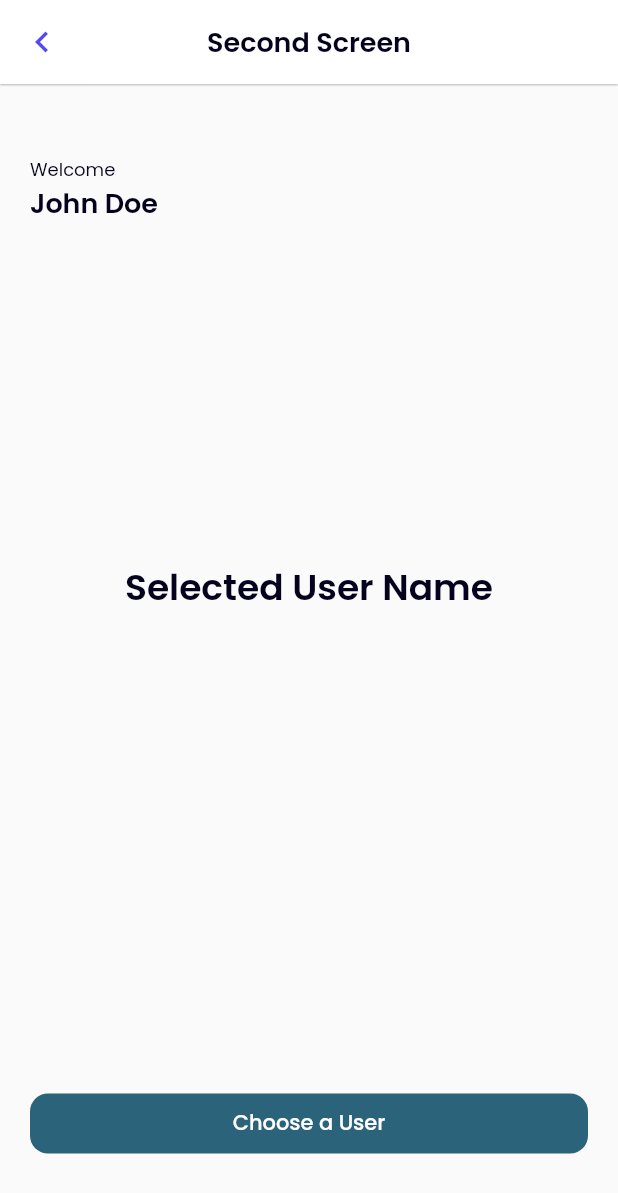
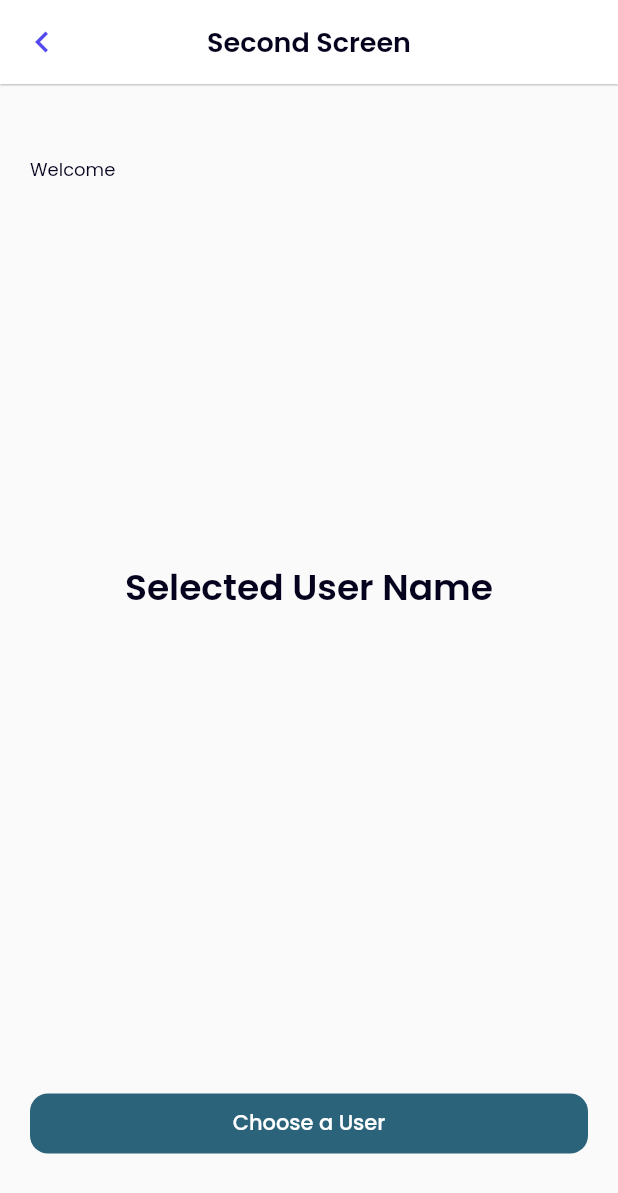
Before and after one commit to firoos18/suitmedia_test, a Flutter app: the screen it shows after launch, after a tap on "NEXT", on a phone screen of 412 x 824 dp. Shown: the top 1193 px of the screen. Run offline on Flutter 3.47's test engine with Material 2 defaults, Android fonts, the phone set to English and light mode, and no system bars; our stand-ins replace google_fonts; network calls fail.

```diff
--- a/lib/pages/secondscreen.dart
+++ b/lib/pages/secondscreen.dart
@@ -2,7 +2,8 @@ import 'package:flutter/material.dart';
 import 'package:suitmedia_test/pages/thirdscreen.dart';
 
 class SecondScreen extends StatefulWidget {
-  const SecondScreen({super.key});
+  final name;
+  const SecondScreen({super.key, required this.name});
 
   @override
   State<SecondScreen> createState() => _SecondScreenState();
@@ -53,9 +54,9 @@ class _SecondScreenState extends State<SecondScreen> {
                 color: Color(0xff04021D),
               ),
             ),
-            const Text(
-              'John Doe',
-              style: TextStyle(
+            Text(
+              widget.name,
+              style: const TextStyle(
                 fontWeight: FontWeight.w600,
                 fontSize: 18,
                 color: Color(0xff04021D),
--- a/lib/pages/thirdscreen.dart
+++ b/lib/pages/thirdscreen.dart
@@ -29,8 +29,7 @@ class _ThirdScreenState extends State<ThirdScreen> {
 
       data.forEach((element) {
         (element as Map<String, dynamic>).forEach((key, value) {
-          // var user = Users.fromJson(element);
-          // print(element);
+          Users.fromJson(element);
         });
       });
 
@@ -76,7 +75,6 @@ class _ThirdScreenState extends State<ThirdScreen> {
           } else if (snapshot.hasError) {
             return Text('${snapshot.error}');
           } else {
-            print(snapshot.data);
             return const Center(
               child: CircularProgressIndicator(),
             );
```
Also changed, not shown: lib/pages/homepage.dart (+20 -3 lines).
